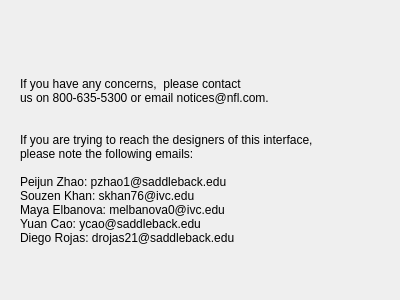
Qt form contact.ui (Ling2251/CS1C-NFL_Porject) before a commit.
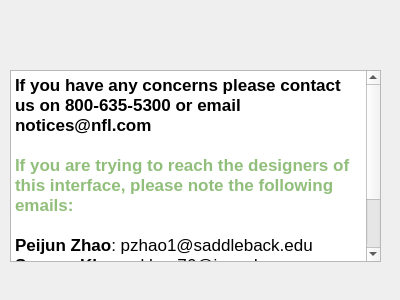
The same form after that commit.

```diff
--- a/contact.ui
+++ b/contact.ui
@@ -36,18 +36,32 @@
     </rect>
    </property>
    <property name="text">
-    <string>If you have any concerns,  please contact 
-us on 800-635-5300 or email notices@nfl.com. 
-
-
-If you are trying to reach the designers of this interface,
-please note the following emails:
-
-Peijun Zhao: pzhao1@saddleback.edu
-Souzen Khan: skhan76@ivc.edu
-Maya Elbanova: melbanova0@ivc.edu
-Yuan Cao: ycao@saddleback.edu
-Diego Rojas: drojas21@saddleback.edu  </string>
+    <string>  </string>
+   </property>
+  </widget>
+  <widget class="QTextBrowser" name="textBrowser">
+   <property name="geometry">
+    <rect>
+     <x>10</x>
+     <y>70</y>
+     <width>371</width>
+     <height>192</height>
+    </rect>
+   </property>
+   <property name="html">
+    <string>&lt;!DOCTYPE HTML PUBLIC &quot;-//W3C//DTD HTML 4.0//EN&quot; &quot;http://www.w3.org/TR/REC-html40/strict.dtd&quot;&gt;
+&lt;html&gt;&lt;head&gt;&lt;meta name=&quot;qrichtext&quot; content=&quot;1&quot; /&gt;&lt;style type=&quot;text/css&quot;&gt;
+p, li { white-space: pre-wrap; }
+&lt;/style&gt;&lt;/head&gt;&lt;body style=&quot; font-family:'.AppleSystemUIFont'; font-size:13pt; font-weight:400; font-style:normal;&quot;&gt;
+&lt;p style=&quot; margin-top:0px; margin-bottom:0px; margin-left:0px; margin-right:0px; -qt-block-indent:0; text-indent:0px;&quot;&gt;&lt;span style=&quot; font-weight:600;&quot;&gt;If you have any concerns please contact us on 800-635-5300 or email notices@nfl.com&lt;/span&gt;&lt;/p&gt;
+&lt;p style=&quot;-qt-paragraph-type:empty; margin-top:0px; margin-bottom:0px; margin-left:0px; margin-right:0px; -qt-block-indent:0; text-indent:0px;&quot;&gt;&lt;br /&gt;&lt;/p&gt;
+&lt;p style=&quot; margin-top:0px; margin-bottom:0px; margin-left:0px; margin-right:0px; -qt-block-indent:0; text-indent:0px;&quot;&gt;&lt;span style=&quot; font-weight:600; color:#91bf7b;&quot;&gt;If you are trying to reach the designers of this interface, please note the following emails: &lt;/span&gt;&lt;/p&gt;
+&lt;p style=&quot;-qt-paragraph-type:empty; margin-top:0px; margin-bottom:0px; margin-left:0px; margin-right:0px; -qt-block-indent:0; text-indent:0px;&quot;&gt;&lt;br /&gt;&lt;/p&gt;
+&lt;p style=&quot; margin-top:0px; margin-bottom:0px; margin-left:0px; margin-right:0px; -qt-block-indent:0; text-indent:0px;&quot;&gt;&lt;span style=&quot; font-weight:600;&quot;&gt;Peijun Zhao&lt;/span&gt;: pzhao1@saddleback.edu&lt;/p&gt;
+&lt;p style=&quot; margin-top:0px; margin-bottom:0px; margin-left:0px; margin-right:0px; -qt-block-indent:0; text-indent:0px;&quot;&gt;&lt;span style=&quot; font-weight:600;&quot;&gt;Souzen Khan&lt;/span&gt;: skhan76@ivc.edu&lt;/p&gt;
+&lt;p style=&quot; margin-top:0px; margin-bottom:0px; margin-left:0px; margin-right:0px; -qt-block-indent:0; text-indent:0px;&quot;&gt;&lt;span style=&quot; font-weight:600;&quot;&gt;Maya Elbanova&lt;/span&gt;: melbanova0@ivc.edu&lt;/p&gt;
+&lt;p style=&quot; margin-top:0px; margin-bottom:0px; margin-left:0px; margin-right:0px; -qt-block-indent:0; text-indent:0px;&quot;&gt;&lt;span style=&quot; font-weight:600;&quot;&gt;Yuan Cao&lt;/span&gt;: ycao@saddleback.edu&lt;/p&gt;
+&lt;p style=&quot; margin-top:0px; margin-bottom:0px; margin-left:0px; margin-right:0px; -qt-block-indent:0; text-indent:0px;&quot;&gt;&lt;span style=&quot; font-weight:600;&quot;&gt;Diego Rojas&lt;/span&gt;: drojas21@saddleback.edu&lt;/p&gt;&lt;/body&gt;&lt;/html&gt;</string>
    </property>
   </widget>
  </widget>
```
